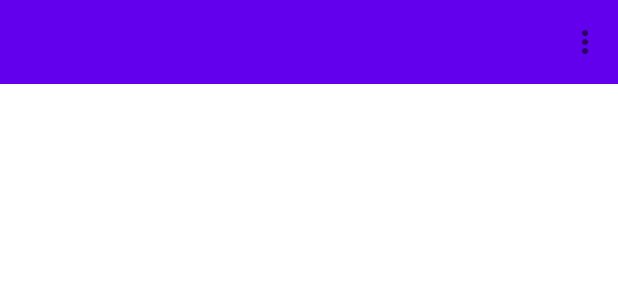
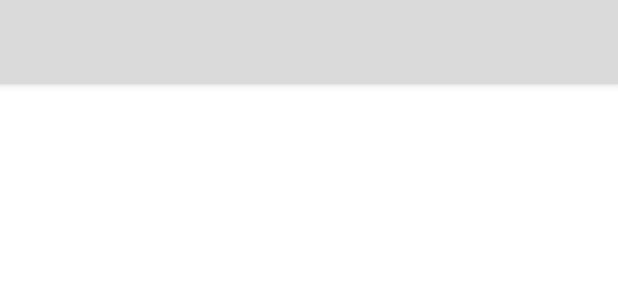
Before and after one commit to CherryIntoSpace/SubwayApp, an Android app: the layout fragment_sns.xml on its own in the app's theme, with its tools: preview values and no code run, on a phone screen of 412 x 824 dp. Shown: the top 300 px of the screen. Run offline under Robolectric (Android 15) with nearby library versions, the phone set to English and light mode, and no system bars.

Commit message:
2023-08-03 2nd

```diff
--- a/app/src/main/java/com/daejin/subwayapp/FragmentSNS.java
+++ b/app/src/main/java/com/daejin/subwayapp/FragmentSNS.java
@@ -69,5 +69,6 @@ public class FragmentSNS extends Fragment {
         toolbar = view.findViewById(R.id.toolbar);
         AppCompatActivity activity = (AppCompatActivity) getActivity();
         activity.setSupportActionBar(toolbar);
+        activity.getSupportActionBar().setDisplayShowTitleEnabled(false);
     }
 }
--- a/app/src/main/res/layout/fragment_sns.xml
+++ b/app/src/main/res/layout/fragment_sns.xml
@@ -1,22 +1,33 @@
 <?xml version="1.0" encoding="utf-8"?>
 <LinearLayout xmlns:android="http://schemas.android.com/apk/res/android"
+    xmlns:app="http://schemas.android.com/apk/res-auto"
     xmlns:tools="http://schemas.android.com/tools"
     android:layout_width="match_parent"
     android:layout_height="match_parent"
-    xmlns:app="http://schemas.android.com/apk/res-auto"
+    android:background="#FFFFFF"
+    android:clickable="true"
     android:orientation="vertical"
-    android:clickable="true"
-    android:background="@color/white"
     tools:context=".FragmentSNS">
 
-    <androidx.appcompat.widget.Toolbar
-        android:id="@+id/toolbar"
-        android:background="?attr/colorPrimary"
+    <LinearLayout
         android:layout_width="match_parent"
-        android:layout_height="wrap_content"
-        app:contentInsetStart="0dp"
-        android:elevation="0dp"
-        app:menu="@menu/sns_top_menu"/>
+        android:layout_height="match_parent"
+        android:orientation="vertical">
+
+        <com.google.android.material.appbar.AppBarLayout
+            android:layout_width="match_parent"
+            android:layout_height="wrap_content"
+            android:elevation="10dp"
+            android:background="#DADADA">
+
+            <androidx.appcompat.widget.Toolbar
+                android:id="@+id/toolbar"
+                android:layout_width="match_parent"
+                android:layout_height="?attr/actionBarSize">
+
+            </androidx.appcompat.widget.Toolbar>
+        </com.google.android.material.appbar.AppBarLayout>
+    </LinearLayout>
 
 
     <!-- TODO: Update blank fragment layout -->
--- a/app/src/main/res/menu/sns_top_menu.xml
+++ b/app/src/main/res/menu/sns_top_menu.xml
@@ -3,5 +3,5 @@
     xmlns:app="http://schemas.android.com/apk/res-auto">
     <item android:id="@+id/btn_logout"
         android:title="로그아웃"
-        app:showAsAction="collapseActionView"/>
+        app:showAsAction="never"/>
 </menu>
--- a/app/src/main/res/values/colors.xml
+++ b/app/src/main/res/values/colors.xml
@@ -2,5 +2,5 @@
 <resources>
     <color name="black">#FF000000</color>
     <color name="white">#FFFFFFFF</color>
-    <color name="green">#66FF66</color>
+    <color name="colorPrimary">#3DDC84</color>
 </resources>
--- a/app/src/main/res/values/themes.xml
+++ b/app/src/main/res/values/themes.xml
@@ -2,7 +2,13 @@
     <!-- Base application theme. -->
     <style name="Base.Theme.SubwayApp" parent="Theme.MaterialComponents.DayNight.NoActionBar">
         <!-- Customize your light theme here. -->
-        <!-- <item name="colorPrimary">@color/my_light_primary</item> -->
+        <item name="colorPrimary">@color/colorPrimary</item>
+
+        <item name="android:windowLightStatusBar" >true</item>
+        <item name="android:statusBarColor">@android:color/transparent</item>
+        <item name="android:navigationBarColor">@android:color/transparent</item>
+        <item name="android:enforceNavigationBarContrast" tools:targetApi="q">false</item>
+        <item name="android:enforceStatusBarContrast" tools:targetApi="q">false</item>
     </style>
 
     <style name="Theme.SubwayApp" parent="Base.Theme.SubwayApp" />
```
